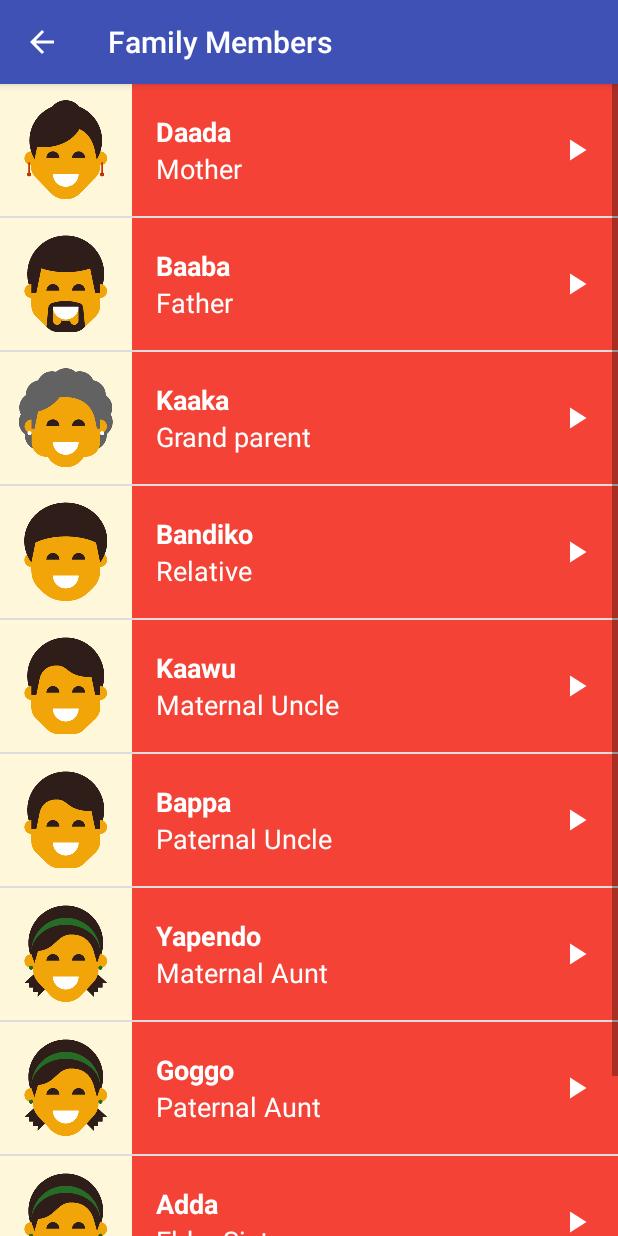
After one commit to Mf4z/Fulfulde, an Android app: the FamilyMembersFragment screen opened directly, with no data from a screen before it, on a phone screen of 412 x 824 dp. The commit adds this screen. Run offline under Robolectric (Android 15) with nearby library versions, the phone set to English and light mode, and no system bars.

Commit message:
Add FamilyMembers Fragment

```diff
--- /dev/null
+++ b/app/src/main/java/com/example/mf4z/fulfulde/FamilyMembersFragment.java
@@ -0,0 +1,166 @@
+package com.example.mf4z.fulfulde;
+
+
+import android.content.Context;
+import android.media.AudioManager;
+import android.media.MediaPlayer;
+import android.os.Bundle;
+import android.support.v4.app.Fragment;
+import android.view.LayoutInflater;
+import android.view.View;
+import android.view.ViewGroup;
+import android.widget.AdapterView;
+import android.widget.ListView;
+import android.widget.TextView;
+
+import java.util.ArrayList;
+
+/**
+ * A simple {@link Fragment} subclass.
+ */
+public class FamilyMembersFragment extends Fragment {
+
+    //Declaring Media Player variable
+    private MediaPlayer mMediaPlayer;
+
+    //Delaring Audio Manager for use in the entire class
+    private AudioManager mAudioManager;
+
+    private MediaPlayer.OnCompletionListener mCompletionListener = new MediaPlayer.OnCompletionListener() {
+        @Override
+        public void onCompletion(MediaPlayer mediaPlayer) {
+            // Now that the sound file has finished playing, release the media player resources.
+            releaseMediaPlayer();
+        }
+    };
+
+    private AudioManager.OnAudioFocusChangeListener mOnAudioFocusChangeListener = new AudioManager.OnAudioFocusChangeListener() {
+        @Override
+        public void onAudioFocusChange(int focusChange) {
+            if (focusChange == AudioManager.AUDIOFOCUS_LOSS_TRANSIENT ||
+                    focusChange == AudioManager.AUDIOFOCUS_LOSS_TRANSIENT_CAN_DUCK) {
+                // The AUDIOFOCUS_LOSS_TRANSIENT case means that we've lost audio focus for a
+                // short amount of time. The AUDIOFOCUS_LOSS_TRANSIENT_CAN_DUCK case means that
+                // our app is allowed to continue playing sound but at a lower volume. We'll treat
+                // both cases the same way because our app is playing short sound files.
+
+                // Pause playback and reset player to the start of the file. That way, we can
+                // play the word from the beginning when we resume playback.
+                mMediaPlayer.pause();
+                mMediaPlayer.seekTo(0);
+            } else if (focusChange == AudioManager.AUDIOFOCUS_GAIN) {
+                // The AUDIOFOCUS_GAIN case means we have regained focus and can resume playback.
+                mMediaPlayer.start();
+            } else if (focusChange == AudioManager.AUDIOFOCUS_LOSS) {
+                // The AUDIOFOCUS_LOSS case means we've lost audio focus and
+                // Stop playback and clean up resources
+                releaseMediaPlayer();
+            }
+        }
+    };
+
+    public FamilyMembersFragment() {
+        // Required empty public constructor
+    }
+
+
+    @Override
+    public View onCreateView(LayoutInflater inflater, ViewGroup container,
+                             Bundle savedInstanceState) {
+
+        View rootView = inflater.inflate(R.layout.word_list, container, false);
+
+        /** TODO: Insert all the code from the FamilyMembersActivity’s onCreate() method after the setContentView method call */
+
+        //Create and Setup
+        mAudioManager = (AudioManager) getActivity().getSystemService(Context.AUDIO_SERVICE);
+
+        final ArrayList<Word> familyMembers = new ArrayList<>();
+
+        familyMembers.add(new Word("Daada","Mother",R.drawable.family_mother,R.raw.family_mother));
+        familyMembers.add(new Word("Baaba","Father",R.drawable.family_father,R.raw.family_father));
+        familyMembers.add(new Word("Kaaka","Grand parent",R.drawable.family_grandmother,R.raw.family_grandparent));
+        familyMembers.add(new Word("Bandiko","Relative",R.drawable.family_son,R.raw.family_relative));
+        familyMembers.add(new Word("Kaawu","Maternal Uncle",R.drawable.family_older_brother,R.raw.family_maternaluncle));
+        familyMembers.add(new Word("Bappa","Paternal Uncle",R.drawable.family_older_brother,R.raw.family_paternaluncle));
+        familyMembers.add(new Word("Yapendo","Maternal Aunt",R.drawable.family_older_sister,R.raw.family_maternalaunt));
+        familyMembers.add(new Word("Goggo","Paternal Aunt",R.drawable.family_older_sister,R.raw.family_paternalaunt));
+        familyMembers.add(new Word("Adda","Elder Sister",R.drawable.family_older_sister,R.raw.family_eldersister));
+        familyMembers.add(new Word("Hamma","Elder Brother",R.drawable.family_older_brother,R.raw.family_elderbrother));
+
+
+
+        WordAdapter adapter = new WordAdapter(getActivity(),familyMembers,R.color.colorRed);
+
+        ListView listView = rootView.findViewById(R.id.list);
+
+        listView.setAdapter(adapter);
+
+        listView.setOnItemClickListener(new AdapterView.OnItemClickListener() {
+            @Override
+            public void onItemClick(AdapterView<?> parent, View view, int position, long id) {
+
+                // Release the media player if it currently exists because we are about to
+                // play a different sound file
+                releaseMediaPlayer();
+
+                // Get the {@link Word} object at the given position the user clicked on
+                Word word = familyMembers.get(position);
+
+                //Log.v("NumbersActivity", "Current word: " + word);
+
+// Request audio focus for playback
+                int result = mAudioManager.requestAudioFocus(mOnAudioFocusChangeListener,
+                        // Use the music stream.
+                        AudioManager.STREAM_MUSIC,
+                        // Request permanent focus.
+                        AudioManager.AUDIOFOCUS_GAIN_TRANSIENT);
+
+                if (result == AudioManager.AUDIOFOCUS_REQUEST_GRANTED) {
+
+                    // We have audio focus now
+
+                    //Creating a media player with a song
+                    mMediaPlayer = MediaPlayer.create(getActivity(),word.getMwordSound());
+                    //play sound
+                    mMediaPlayer.start();
+
+                    // Setup a listener on the media player, so that we can stop and release the
+                    // media player once the sound has finished playing.
+                    mMediaPlayer.setOnCompletionListener(mCompletionListener);
+
+                }
+
+            }
+        });
+
+        return rootView;
+    }
+
+    @Override
+    public void onStop() {
+        super.onStop();
+        releaseMediaPlayer();
+    }
+
+    /**
+     * Clean up the media player by releasing its resources.
+     */
+    private void releaseMediaPlayer() {
+        // If the media player is not null, then it may be currently playing a sound.
+        if (mMediaPlayer != null) {
+            // Regardless of the current state of the media player, release its resources
+            // because we no longer need it.
+            mMediaPlayer.release();
+
+            // Set the media player back to null. For our code, we've decided that
+            // setting the media player to null is an easy way to tell that the media player
+            // is not configured to play an audio file at the moment.
+            mMediaPlayer = null;
+
+            // Regardless of whether or not we were granted audio focus, abandon it. This also
+            // unregisters the AudioFocusChangeListener so we don't get anymore callbacks.
+            mAudioManager.abandonAudioFocus(mOnAudioFocusChangeListener);
+        }
+    }
+}
```
Also changed, not shown: app/src/main/java/com/example/mf4z/fulfulde/FamilyMembersActivity.java (+5 -129 lines).
